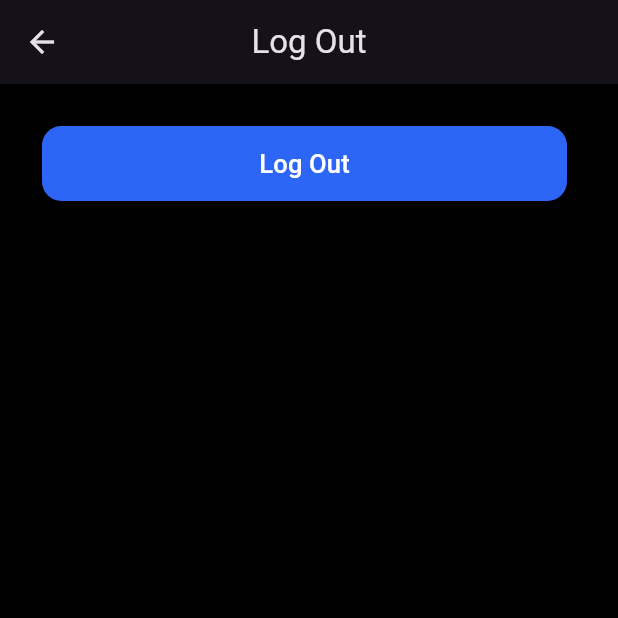
After one commit to Abinash022/Zoom-Clone-Flutter, a Flutter app: the LogoutScreen screen opened directly, on a phone screen of 412 x 824 dp, the top half of it. The commit adds this screen. Run offline on Flutter 3.47's test engine with Material 3 defaults, Android fonts, the phone set to English and light mode, and no system bars; our stand-ins replace cloud_firestore, firebase_auth, firebase_core, google_sign_in, hooks_riverpod; missing offline and left inert: jitsi_meet_flutter_sdk; accounts and stored records are empty.

Commit message:
Fix bit of Bugs in the App

```diff
--- a/lib/Features/Authentication/Repository/auth_repository_implementation.dart
+++ b/lib/Features/Authentication/Repository/auth_repository_implementation.dart
@@ -12,9 +12,7 @@ class AuthRepositoryImplementation implements AuthRepository {
   User get user => _firebaseAuth.currentUser!;
 
   // we will be using this for persisting state later on using some provider.
-  User? getCurrentUser() {
-    return _firebaseAuth.currentUser;
-  }
+  Stream<User?> get userState => _firebaseAuth.authStateChanges();
 
   @override
   Future<void> googleSignIn() async {
--- a/lib/Features/Authentication/Riverpod/auth_notifier.dart
+++ b/lib/Features/Authentication/Riverpod/auth_notifier.dart
@@ -1,3 +1,5 @@
+import 'package:firebase_auth/firebase_auth.dart';
+import 'package:flutter/material.dart';
 import 'package:hooks_riverpod/hooks_riverpod.dart';
 import 'package:zoom_clone/Features/Authentication/Repository/auth_repository_implementation.dart';
 
@@ -7,6 +9,8 @@ class AuthNotifier extends StateNotifier<bool> {
   AuthNotifier(
     this._authRepositoryImplementation,
   ) : super(false);
+
+  Stream<User?> get authStateChange => _authRepositoryImplementation.userState;
 
   Future<void> googleSignIn() async {
     state = false;
--- a/lib/Features/Authentication/Screens/sign_in_screen.dart
+++ b/lib/Features/Authentication/Screens/sign_in_screen.dart
@@ -3,6 +3,7 @@ import 'package:hooks_riverpod/hooks_riverpod.dart';
 
 import 'package:zoom_clone/Features/Authentication/Riverpod/providers.dart';
 import 'package:zoom_clone/Features/Authentication/Widgets/custom_buttons.dart';
+import 'package:zoom_clone/Features/Meetings/Screens/main_bottom_navigation.dart.dart';
 
 class SignInScreen extends StatefulHookConsumerWidget {
   const SignInScreen({super.key});
@@ -70,8 +71,8 @@ class _SignInScreenState extends ConsumerState<SignInScreen> {
               ButtonWidget(
                 text: 'Sign In',
                 color: const Color.fromRGBO(45, 101, 246, 1),
-                onTap: () {
-                  signInState.signIn(emailEditingController.text,
+                onTap: () async {
+                  await signInState.signIn(emailEditingController.text,
                       passwordEditingController.text);
                 },
               ),
--- a/lib/Features/Meetings/Screens/main_bottom_navigation.dart.dart
+++ b/lib/Features/Meetings/Screens/main_bottom_navigation.dart.dart
@@ -1,4 +1,5 @@
 import 'package:flutter/material.dart';
+import 'package:zoom_clone/log_out_sceen.dart';
 
 import 'meeting_screen.dart';
 
@@ -17,7 +18,7 @@ class _ButtomNavigationTabsState extends State<ButtomNavigationTabs> {
     const Text('This is a TeamChat Screen'),
     const Text('This is a Mail Screen'),
     const Text('This is a Calendar Screen'),
-    const Text('This is a More Screen'),
+    const LogoutScreen(),
   ];
 
   @override
--- /dev/null
+++ b/lib/log_out_sceen.dart
@@ -0,0 +1,35 @@
+import 'package:flutter/material.dart';
+import 'package:hooks_riverpod/hooks_riverpod.dart';
+import 'package:zoom_clone/Features/Authentication/Riverpod/providers.dart';
+import 'package:zoom_clone/Features/Authentication/Widgets/custom_buttons.dart';
+
+class LogoutScreen extends StatelessWidget {
+  const LogoutScreen({super.key});
+
+  @override
+  Widget build(BuildContext context) {
+    return Scaffold(
+      appBar: AppBar(
+        title: const Text(
+          'Log Out',
+        ),
+        centerTitle: true,
+      ),
+      body: Padding(
+        padding: const EdgeInsets.all(28.0),
+        child: Consumer(
+          builder: (context, ref, child) {
+            return ButtonWidget(
+              text: 'Log Out',
+              color: const Color.fromRGBO(45, 101, 246, 1),
+              onTap: () async {
+                final logOutUser = ref.watch(authNotifierProvider.notifier);
+                return logOutUser.logOut();
+              },
+            );
+          },
+        ),
+      ),
+    );
+  }
+}
```
Also changed, not shown: lib/Constant/error.dart (added, +16 -0 lines), lib/Features/Authentication/Riverpod/providers.dart (+4 -9 lines), lib/main.dart (+14 -7 lines).
